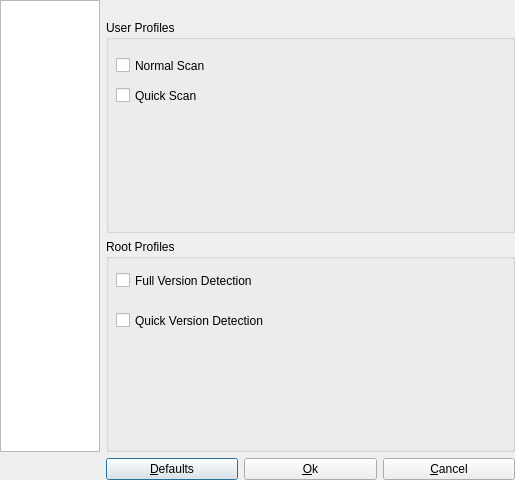
Before: the Qt Designer form src/app/preference/preferencesdialog.ui in nmapsi4/nmapsi4, drawn with Qt 5.
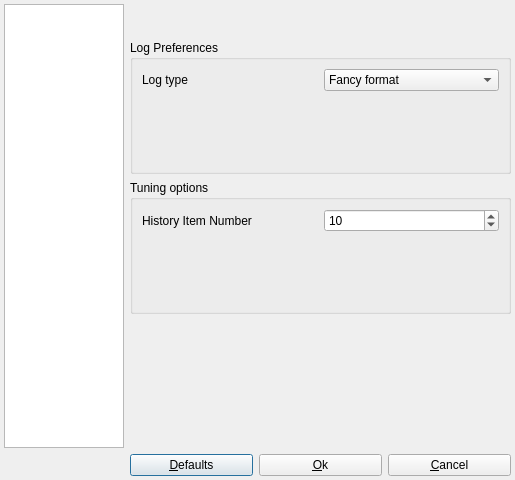
After: the same form once the commit is applied. Icons and pictures are not drawn.

```diff
--- a/src/app/preference/preferencesdialog.ui
+++ b/src/app/preference/preferencesdialog.ui
@@ -43,9 +43,9 @@
   </property>
   <layout class="QGridLayout" name="gridLayout">
    <property name="margin">
-    <number>0</number>
+    <number>4</number>
    </property>
-   <item row="0" column="0" rowspan="2">
+   <item row="0" column="0" rowspan="3">
     <widget class="QListWidget" name="listViewOptions">
      <property name="sizePolicy">
       <sizepolicy hsizetype="Fixed" vsizetype="Expanding">
@@ -55,13 +55,13 @@
      </property>
      <property name="minimumSize">
       <size>
-       <width>100</width>
+       <width>120</width>
        <height>0</height>
       </size>
      </property>
      <property name="maximumSize">
       <size>
-       <width>100</width>
+       <width>120</width>
        <height>16777215</height>
       </size>
      </property>
@@ -84,7 +84,13 @@
       <enum>QListView::Adjust</enum>
      </property>
      <property name="spacing">
-      <number>12</number>
+      <number>0</number>
+     </property>
+     <property name="gridSize">
+      <size>
+       <width>120</width>
+       <height>80</height>
+      </size>
      </property>
      <property name="viewMode">
       <enum>QListView::IconMode</enum>
@@ -102,12 +108,54 @@
      <property name="text">
       <string/>
      </property>
-     <property name="alignment">
-      <set>Qt::AlignCenter</set>
+    </widget>
+   </item>
+   <item row="3" column="1">
+    <widget class="QPushButton" name="buttonDefault">
+     <property name="text">
+      <string>&amp;Defaults</string>
      </property>
     </widget>
    </item>
-   <item row="1" column="1" colspan="3">
+   <item row="3" column="2">
+    <widget class="QPushButton" name="buttonSave">
+     <property name="text">
+      <string>&amp;Ok</string>
+     </property>
+     <property name="icon">
+      <iconset resource="../../../mainwin.qrc">
+       <normaloff>:/images/images/flag_green.png</normaloff>:/images/images/flag_green.png</iconset>
+     </property>
+    </widget>
+   </item>
+   <item row="3" column="3">
+    <widget class="QPushButton" name="ButtonQuit">
+     <property name="text">
+      <string>&amp;Cancel</string>
+     </property>
+     <property name="icon">
+      <iconset resource="../../../mainwin.qrc">
+       <normaloff>:/images/images/button_cancel.png</normaloff>:/images/images/button_cancel.png</iconset>
+     </property>
+    </widget>
+   </item>
+   <item row="1" column="1">
+    <spacer name="verticalSpacer_4">
+     <property name="orientation">
+      <enum>Qt::Vertical</enum>
+     </property>
+     <property name="sizeType">
+      <enum>QSizePolicy::Fixed</enum>
+     </property>
+     <property name="sizeHint" stdset="0">
+      <size>
+       <width>20</width>
+       <height>10</height>
+      </size>
+     </property>
+    </spacer>
+   </item>
+   <item row="2" column="1" colspan="3">
     <widget class="QStackedWidget" name="stackPref">
      <property name="sizePolicy">
       <sizepolicy hsizetype="Expanding" vsizetype="Expanding">
@@ -118,93 +166,11 @@
      <property name="currentIndex">
       <number>0</number>
      </property>
-     <widget class="QWidget" name="page">
-      <layout class="QVBoxLayout" name="verticalLayout">
-       <property name="margin">
-        <number>0</number>
-       </property>
-       <item>
-        <widget class="QGroupBox" name="groupUser">
-         <property name="sizePolicy">
-          <sizepolicy hsizetype="Expanding" vsizetype="Expanding">
-           <horstretch>0</horstretch>
-           <verstretch>0</verstretch>
-          </sizepolicy>
-         </property>
-         <property name="title">
-          <string>User Profiles</string>
-         </property>
-         <widget class="QCheckBox" name="checkQuickScan">
-          <property name="geometry">
-           <rect>
-            <x>10</x>
-            <y>60</y>
-            <width>251</width>
-            <height>31</height>
-           </rect>
-          </property>
-          <property name="text">
-           <string>Quick Scan</string>
-          </property>
-         </widget>
-         <widget class="QCheckBox" name="checkNormalScan">
-          <property name="geometry">
-           <rect>
-            <x>10</x>
-            <y>30</y>
-            <width>271</width>
-            <height>31</height>
-           </rect>
-          </property>
-          <property name="text">
-           <string>Normal Scan</string>
-          </property>
-         </widget>
-        </widget>
-       </item>
-       <item>
-        <widget class="QGroupBox" name="groupRoot">
-         <property name="sizePolicy">
-          <sizepolicy hsizetype="Expanding" vsizetype="Expanding">
-           <horstretch>0</horstretch>
-           <verstretch>0</verstretch>
-          </sizepolicy>
-         </property>
-         <property name="title">
-          <string>Root Profiles</string>
-         </property>
-         <widget class="QCheckBox" name="checkFullVersion">
-          <property name="geometry">
-           <rect>
-            <x>10</x>
-            <y>30</y>
-            <width>341</width>
-            <height>23</height>
-           </rect>
-          </property>
-          <property name="text">
-           <string>Full Version Detection</string>
-          </property>
-         </widget>
-         <widget class="QCheckBox" name="checkQuickVersion">
-          <property name="geometry">
-           <rect>
-            <x>10</x>
-            <y>70</y>
-            <width>271</width>
-            <height>23</height>
-           </rect>
-          </property>
-          <property name="text">
-           <string>Quick Version Detection</string>
-          </property>
-         </widget>
-        </widget>
-       </item>
-      </layout>
-     </widget>
      <widget class="QWidget" name="page_2">
       <layout class="QVBoxLayout" name="verticalLayout_5">
+       <property name="margin">
+        <number>0</number>
+       </property>
        <item>
         <widget class="QGroupBox" name="groupBox_2">
          <property name="sizePolicy">
@@ -216,7 +182,7 @@
          <property name="title">
           <string>Log Preferences</string>
          </property>
-         <layout class="QVBoxLayout" name="verticalLayout_4">
+         <layout class="QVBoxLayout" name="verticalLayout">
           <item>
            <layout class="QGridLayout" name="gridLayout_4">
             <item row="0" column="0">
@@ -266,7 +232,7 @@
        <item>
         <widget class="QGroupBox" name="groupBox_3">
          <property name="title">
-          <string>History Values</string>
+          <string>Tuning options</string>
          </property>
          <layout class="QVBoxLayout" name="verticalLayout_2">
           <item>
@@ -306,6 +272,19 @@
          </layout>
         </widget>
        </item>
+       <item>
+        <spacer name="verticalSpacer_3">
+         <property name="orientation">
+          <enum>Qt::Vertical</enum>
+         </property>
+         <property name="sizeHint" stdset="0">
+          <size>
+           <width>20</width>
+           <height>40</height>
+          </size>
+         </property>
+        </spacer>
+       </item>
       </layout>
      </widget>
      <widget class="QWidget" name="page_3">
@@ -396,39 +375,6 @@
      </widget>
     </widget>
    </item>
-   <item row="2" column="1">
-    <widget class="QPushButton" name="buttonDefault">
-     <property name="text">
-      <string>&amp;Defaults</string>
-     </property>
-     <property name="icon">
-      <iconset resource="../../../mainwin.qrc">
-       <normaloff>:/images/images/flag_yellow.png</normaloff>:/images/images/flag_yellow.png</iconset>
-     </property>
-    </widget>
-   </item>
-   <item row="2" column="2">
-    <widget class="QPushButton" name="buttonSave">
-     <property name="text">
-      <string>&amp;Ok</string>
-     </property>
-     <property name="icon">
-      <iconset resource="../../../mainwin.qrc">
-       <normaloff>:/images/images/flag_green.png</normaloff>:/images/images/flag_green.png</iconset>
-     </property>
-    </widget>
-   </item>
-   <item row="2" column="3">
-    <widget class="QPushButton" name="ButtonQuit">
-     <property name="text">
-      <string>&amp;Cancel</string>
-     </property>
-     <property name="icon">
-      <iconset resource="../../../mainwin.qrc">
-       <normaloff>:/images/images/button_cancel.png</normaloff>:/images/images/button_cancel.png</iconset>
-     </property>
-    </widget>
-   </item>
   </layout>
  </widget>
  <resources>
```
Left out of the diff: 116 changed lines with no effect on the pictures.
